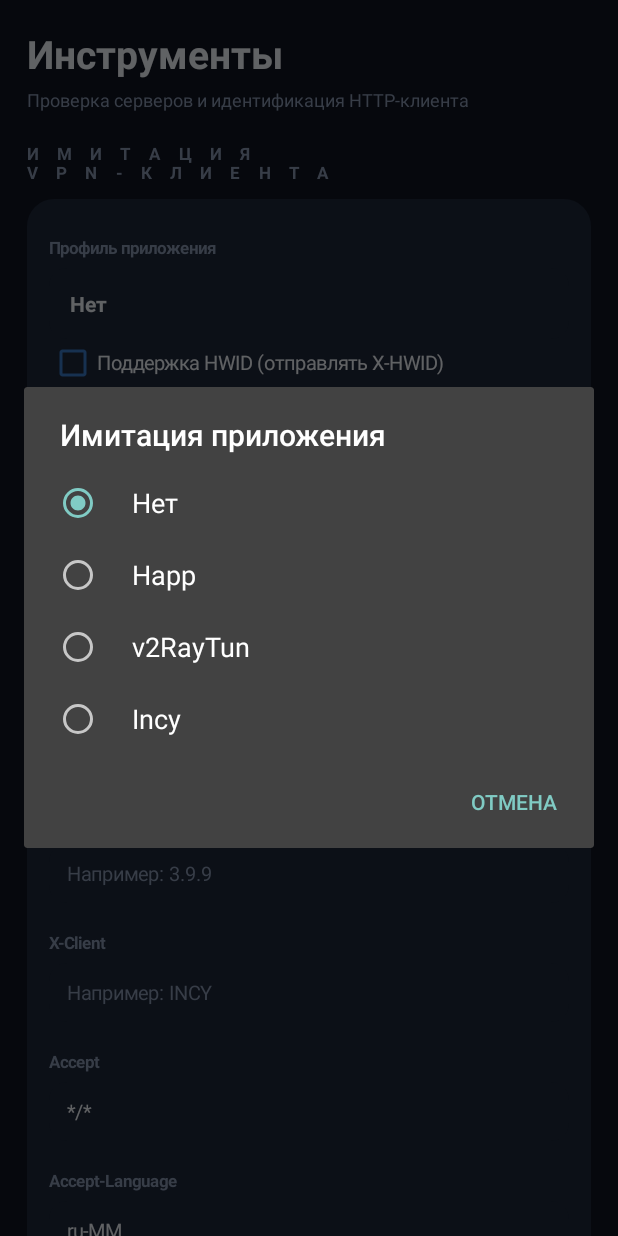
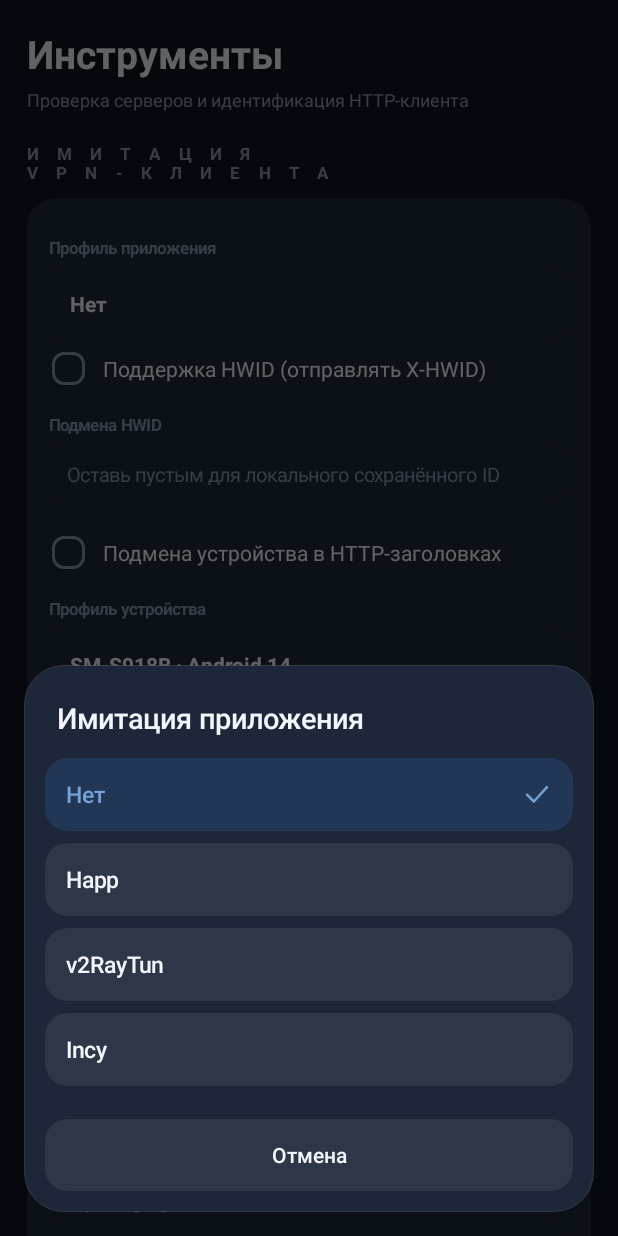
Before and after one commit to WSJuJuBA01/WS-Client, an Android app: the NetworkToolsActivity screen opened directly, with no data from a screen before it, after a tap on "Нет", on a phone screen of 412 x 824 dp. Run offline under Robolectric (Android 15) with nearby library versions, the phone set to English and light mode, and no system bars; pictures from the network do not load.

Commit message:
Update NetworkToolsActivity.kt

```diff
--- a/app/src/main/java/com/wsclient/NetworkToolsActivity.kt
+++ b/app/src/main/java/com/wsclient/NetworkToolsActivity.kt
@@ -1,7 +1,6 @@
 package com.wsclient
 
 import android.app.Activity
-import android.app.AlertDialog
 import android.graphics.Color
 import android.graphics.Typeface
 import android.graphics.drawable.GradientDrawable
@@ -9,12 +8,10 @@ import android.os.Bundle
 import android.text.InputType
 import android.view.Gravity
 import android.view.View
-import android.widget.CheckBox
 import android.widget.EditText
 import android.widget.LinearLayout
 import android.widget.ScrollView
 import android.widget.TextView
-import android.widget.Toast
 
 class NetworkToolsActivity : Activity() {
 
@@ -23,8 +20,8 @@ class NetworkToolsActivity : Activity() {
     private lateinit var clientSelector: TextView
     private lateinit var deviceSelector: TextView
 
-    private lateinit var hwidToggle: CheckBox
-    private lateinit var deviceToggle: CheckBox
+    private lateinit var hwidToggle: AppCheckBox
+    private lateinit var deviceToggle: AppCheckBox
 
     private lateinit var userAgentField: EditText
     private lateinit var customHwidField: EditText
@@ -120,14 +117,10 @@ class NetworkToolsActivity : Activity() {
         panel.addView(fieldLabel("Профиль приложения"))
         panel.addView(clientSelector)
 
-        hwidToggle = CheckBox(this).apply {
-            text = "Поддержка HWID (отправлять X-HWID)"
-            textSize = 13f
-            setTextColor(primaryTextColor)
-            buttonTintList = android.content.res.ColorStateList.valueOf(
-                accentColor()
-            )
-        }
+        hwidToggle = AppCheckBox(
+            this,
+            "Поддержка HWID (отправлять X-HWID)"
+        )
 
         panel.addView(hwidToggle)
 
@@ -137,14 +130,10 @@ class NetworkToolsActivity : Activity() {
             "Оставь пустым для локального сохранённого ID"
         )
 
-        deviceToggle = CheckBox(this).apply {
-            text = "Подмена устройства в HTTP-заголовках"
-            textSize = 13f
-            setTextColor(primaryTextColor)
-            buttonTintList = android.content.res.ColorStateList.valueOf(
-                accentColor()
-            )
-        }
+        deviceToggle = AppCheckBox(
+            this,
+            "Подмена устройства в HTTP-заголовках"
+        )
 
         panel.addView(space(4))
         panel.addView(deviceToggle)
@@ -447,7 +436,7 @@ class NetworkToolsActivity : Activity() {
             .indexOfFirst { it.id == settings.clientPreset }
             .coerceAtLeast(0)
 
-        AlertDialog.Builder(this)
+        AppDialog.Builder(this)
             .setTitle("Имитация приложения")
             .setSingleChoiceItems(
                 labels,
@@ -464,11 +453,7 @@ class NetworkToolsActivity : Activity() {
                 SubscriptionIdentity.save(this, settings)
                 loadSettingsIntoFields()
 
-                Toast.makeText(
-                    this,
-                    "Профиль применён: ${preset.label}",
-                    Toast.LENGTH_SHORT
-                ).show()
+                AppToast.show(this, "Профиль применён: ${preset.label}")
 
                 dialog.dismiss()
             }
@@ -485,7 +470,7 @@ class NetworkToolsActivity : Activity() {
             .map { it.label }
             .toTypedArray()
 
-        AlertDialog.Builder(this)
+        AppDialog.Builder(this)
             .setTitle("Профиль устройства")
             .setItems(labels) { _, which ->
                 val profile = profiles[which]
@@ -570,11 +555,7 @@ class NetworkToolsActivity : Activity() {
         val newSettings = collectSettings()
 
         if (newSettings.userAgent.isBlank()) {
-            Toast.makeText(
-                this,
-                "User-Agent не должен быть пустым",
-                Toast.LENGTH_LONG
-            ).show()
+            AppToast.show(this, "User-Agent не должен быть пустым", true)
             return
         }
 
@@ -585,11 +566,7 @@ class NetworkToolsActivity : Activity() {
 
         settings = newSettings
 
-        Toast.makeText(
-            this,
-            "Настройки эмуляции сохранены",
-            Toast.LENGTH_SHORT
-        ).show()
+        AppToast.show(this, "Настройки эмуляции сохранены")
     }
 
     private fun savePingUrl() {
@@ -599,11 +576,7 @@ class NetworkToolsActivity : Activity() {
             !url.startsWith("https://", true) &&
             !url.startsWith("http://", true)
         ) {
-            Toast.makeText(
-                this,
-                "Нужен адрес HTTP или HTTPS",
-                Toast.LENGTH_LONG
-            ).show()
+            AppToast.show(this, "Нужен адрес HTTP или HTTPS", true)
             return
         }
 
@@ -612,11 +585,7 @@ class NetworkToolsActivity : Activity() {
             .putString("test_url", url)
             .apply()
 
-        Toast.makeText(
-            this,
-            "URL проверки сохранён",
-            Toast.LENGTH_SHORT
-        ).show()
+        AppToast.show(this, "URL проверки сохранён")
     }
 
     private fun addField(
@@ -719,6 +688,7 @@ class NetworkToolsActivity : Activity() {
             setPadding(dp(12), dp(14), dp(12), dp(14))
             isClickable = true
             isFocusable = true
+            Ui.pressable(this)
             setOnClickListener {
                 action(this)
             }
```
